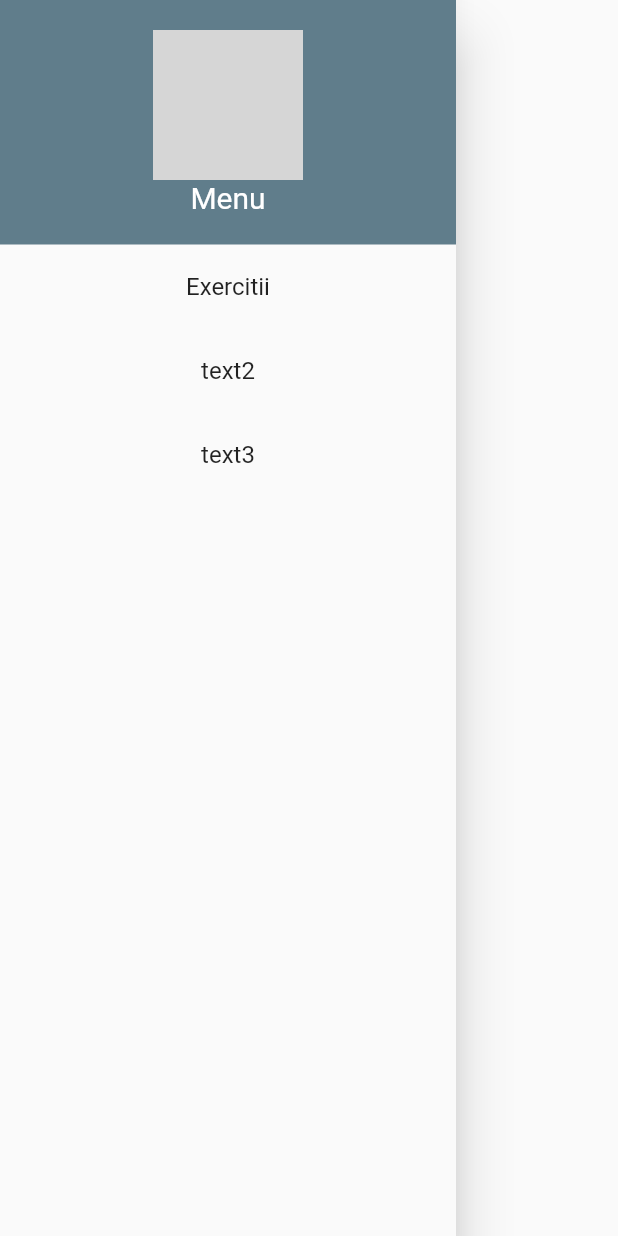
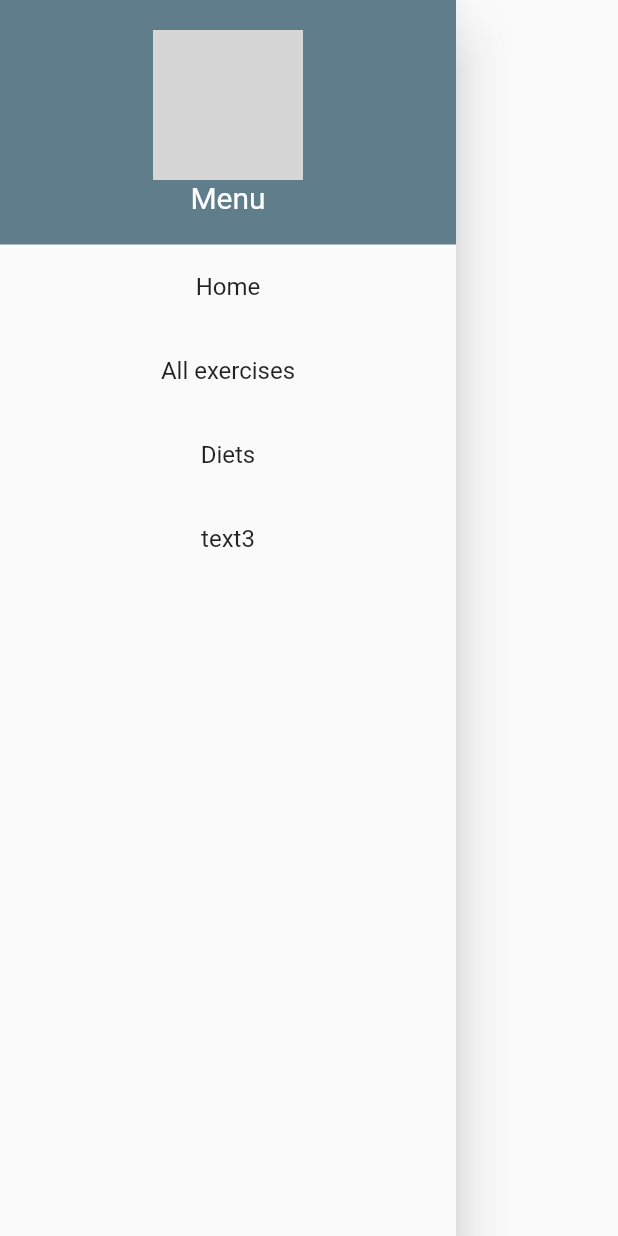
Before and after one commit to alecs99/FitClub, a Flutter app: the SideMenu widget shown alone on an empty page, opened directly, on a phone screen of 412 x 824 dp. Run offline on Flutter 3.47's test engine with Material 2 defaults, Android fonts, the phone set to English and light mode, and no system bars; our stand-ins replace youtube_player_flutter; network calls fail; grey boxes are pictures that could not be loaded.

Commit message:
Adaugare side_menu pe fiecare pagina

```diff
--- a/preProduction/fitclubmenu/lib/main.dart
+++ b/preProduction/fitclubmenu/lib/main.dart
@@ -1,9 +1,9 @@
-import 'package:fitclubmenu/models/exercitii.dart';
+import 'package:fitclubmenu/models/main_exercises.dart';
 import 'package:flutter/material.dart';
 
 import 'models/diete.dart';
 import 'optiuni.dart';
-
+import 'package:fitclubmenu/models/side_menu.dart';
 
 void main() => runApp(MaterialApp(
   home: Home(),
@@ -41,7 +41,8 @@ class _HomeState extends State<Home> with SingleTickerProviderStateMixin {
       Optiuni('Calculator calorii in functie de alimentele consumate', 'assets/mancare.png')
     ];
     return Scaffold(
-        appBar: AppBar(
+      drawer: SideMenu(),
+      appBar: AppBar(
           title: Text('Acasa'),
           centerTitle: true,
         ),
@@ -60,7 +61,7 @@ class _HomeState extends State<Home> with SingleTickerProviderStateMixin {
                     else if(index == 1){
                       Navigator.push(
                         context,
-                        MaterialPageRoute(builder: (context) => Exercitii()),
+                        MaterialPageRoute(builder: (context) => MainExercises()),
                       );
                     }
                     else if(index == 2){
--- a/preProduction/fitclubmenu/lib/models/exercitii.dart
+++ b/preProduction/fitclubmenu/lib/models/main_exercises.dart
@@ -5,12 +5,12 @@ import 'muscle_menu.dart';
 import 'side_menu.dart';
 
 
-class Exercitii extends StatefulWidget {
+class MainExercises extends StatefulWidget {
   @override
-  _ExercitiiState createState() => _ExercitiiState();
+  _MainExercisesState createState() => _MainExercisesState();
 }
 
-class _ExercitiiState extends State<Exercitii> {
+class _MainExercisesState extends State<MainExercises> {
   @override
   Widget build(BuildContext context) {
     return MaterialApp(
--- a/preProduction/fitclubmenu/lib/models/side_menu.dart
+++ b/preProduction/fitclubmenu/lib/models/side_menu.dart
@@ -1,6 +1,8 @@
 import 'package:flutter/material.dart';
-import 'exercitii.dart';
-
+import '../main.dart';
+import 'diete.dart';
+import 'main_exercises.dart';
+import 'package:fitclubmenu/models/diete.dart';
 
 class SideMenu extends StatefulWidget {
   @override
@@ -39,31 +41,37 @@ class _SideMenuState extends State<SideMenu> {
                 )
               ),
               ListTile(
-               title: Text('Exercitii', textAlign: TextAlign.center,),
+                title: Text('Home', textAlign: TextAlign.center,),
                 onTap: () {
                   Navigator.push(
                       context,
                       MaterialPageRoute(
-                          builder: (context)  => Exercitii(),
+                        builder: (context)  => Home(),
                       )
                   );
                 },
               ),
               ListTile(
-                title: Text('text2', textAlign: TextAlign.center,),
-                /*
+               title: Text('All exercises', textAlign: TextAlign.center,),
                 onTap: () {
                   Navigator.push(
                       context,
                       MaterialPageRoute(
-                          builder: (context)  => GroupEx(
-                              groupTitle: "Chest"
-                          )
+                          builder: (context)  => MainExercises(),
                       )
                   );
                 },
-
-                 */
+              ),
+              ListTile(
+                title: Text('Diets', textAlign: TextAlign.center,),
+                onTap: () {
+                  Navigator.push(
+                      context,
+                      MaterialPageRoute(
+                        builder: (context)  => Diete(),
+                      )
+                  );
+                },
               ),
               ListTile(
                 title: Text('text3', textAlign: TextAlign.center,),
```
Also changed, not shown: preProduction/fitclubmenu/lib/models/diete.dart (+10 -2 lines).
